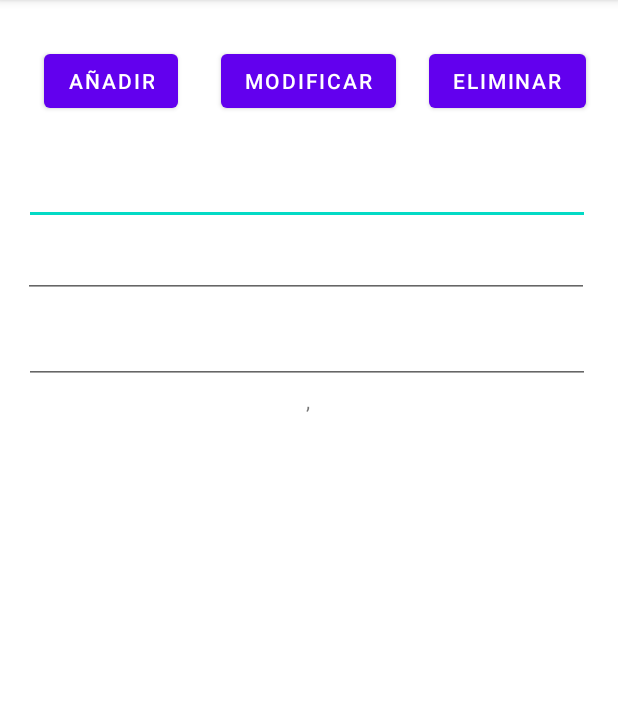
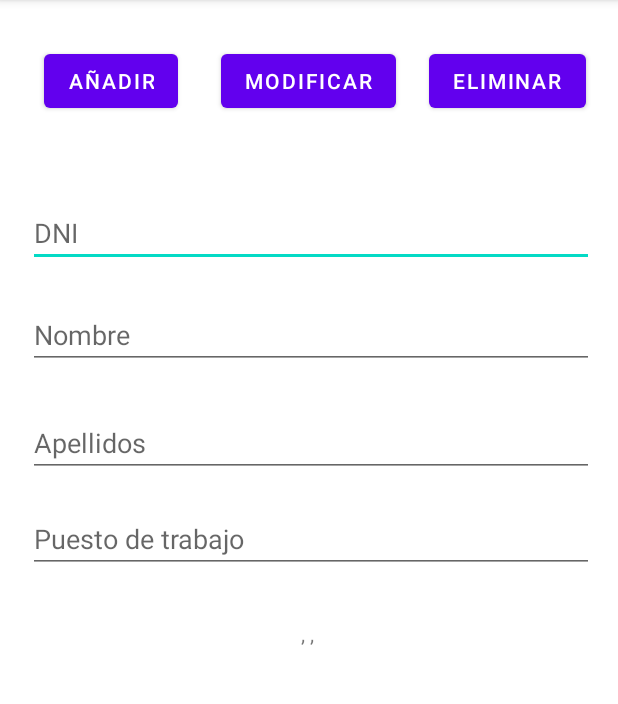
Before and after one commit to anmechavez/ProyectoGrupal, an Android app: the screen it shows after launch (MainActivity), after a tap on "AÑADIR", on a phone screen of 412 x 824 dp, the part 84-788 px from its top. Run offline under Robolectric (Android 15) with nearby library versions, the phone set to English and light mode, and no system bars.

Commit message:
Prueba funcional

```diff
--- a/app/src/main/java/com/example/pruebabbdd/EmpleadoContract.java
+++ b/app/src/main/java/com/example/pruebabbdd/EmpleadoContract.java
@@ -11,5 +11,6 @@ public final class EmpleadoContract {
         public static final String COLUMN_NOMBRE = "nombre";
         public static final String COLUMN_APELLIDO = "apellido";
         public static final String COLUMN_PUESTO = "puesto";
+        public static final String COLUMN_DNI = "dni";
     }
 }
--- a/app/src/main/java/com/example/pruebabbdd/MainActivity.java
+++ b/app/src/main/java/com/example/pruebabbdd/MainActivity.java
@@ -21,6 +21,7 @@ public class MainActivity extends AppCompatActivity {
     private Button agregarEmpleadoButton;
     private Button actualizarEmpleadoButton;
     private Button eliminarEmpleadoButton;
+    private EditText dniEditText;
 
     private SQLiteDatabase db;
     private MiDBHelper dbHelper;
@@ -30,6 +31,7 @@ public class MainActivity extends AppCompatActivity {
         super.onCreate(savedInstanceState);
         setContentView(R.layout.activity_main);
 
+        dniEditText = findViewById(R.id.dniEditText);
         nombreEditText = findViewById(R.id.nombreEditText);
         apellidoEditText = findViewById(R.id.apellidoEditText);
         puestoEditText = findViewById(R.id.puestoEditText);
@@ -66,11 +68,13 @@ public class MainActivity extends AppCompatActivity {
     }
 
     private void agregarEmpleado() {
+        String dni = dniEditText.getText().toString();
         String nombre = nombreEditText.getText().toString();
         String apellido = apellidoEditText.getText().toString();
         String puesto = puestoEditText.getText().toString();
 
         ContentValues values = new ContentValues();
+        values.put(EmpleadoContract.EmpleadoEntry.COLUMN_DNI, dni);
         values.put(EmpleadoContract.EmpleadoEntry.COLUMN_NOMBRE, nombre);
         values.put(EmpleadoContract.EmpleadoEntry.COLUMN_APELLIDO, apellido);
         values.put(EmpleadoContract.EmpleadoEntry.COLUMN_PUESTO, puesto);
@@ -83,20 +87,24 @@ public class MainActivity extends AppCompatActivity {
             Toast.makeText(this, "Empleado agregado con ID " + newRowId, Toast.LENGTH_SHORT).show();
             mostrarEmpleados();
         }
+
+        resetData();
     }
 
     private void actualizarEmpleado() {
+        String dni = dniEditText.getText().toString();
         String nombre = nombreEditText.getText().toString();
         String apellido = apellidoEditText.getText().toString();
         String puesto = puestoEditText.getText().toString();
 
         ContentValues values = new ContentValues();
+        values.put(EmpleadoContract.EmpleadoEntry.COLUMN_DNI, dni);
         values.put(EmpleadoContract.EmpleadoEntry.COLUMN_NOMBRE, nombre);
         values.put(EmpleadoContract.EmpleadoEntry.COLUMN_APELLIDO, apellido);
         values.put(EmpleadoContract.EmpleadoEntry.COLUMN_PUESTO, puesto);
 
-        String selection = EmpleadoContract.EmpleadoEntry.COLUMN_NOMBRE + " LIKE ?";
-        String[] selectionArgs = { nombre };
+        String selection = EmpleadoContract.EmpleadoEntry.COLUMN_DNI + " LIKE ?";
+        String[] selectionArgs = { dni };
 
         int count = db.update(
                 EmpleadoContract.EmpleadoEntry.TABLE_NAME,
@@ -110,6 +118,8 @@ public class MainActivity extends AppCompatActivity {
             Toast.makeText(this, "Empleado actualizado", Toast.LENGTH_SHORT).show();
             mostrarEmpleados();
         }
+
+        resetData();
     }
 
     private void eliminarEmpleado() {
@@ -126,6 +136,8 @@ public class MainActivity extends AppCompatActivity {
             Toast.makeText(this, "Empleado eliminado", Toast.LENGTH_SHORT).show();
             mostrarEmpleados();
         }
+
+        resetData();
     }
 
     private void mostrarEmpleados() {
@@ -144,10 +156,18 @@ public class MainActivity extends AppCompatActivity {
             String nombre = cursor.getString(cursor.getColumnIndex(EmpleadoContract.EmpleadoEntry.COLUMN_NOMBRE));
             String apellido = cursor.getString(cursor.getColumnIndex(EmpleadoContract.EmpleadoEntry.COLUMN_APELLIDO));
             String puesto = cursor.getString(cursor.getColumnIndex(EmpleadoContract.EmpleadoEntry.COLUMN_PUESTO));
-            builder.append(nombre).append(" ").append(apellido).append(", ").append(puesto).append("\n");
+            String dni = cursor.getString(cursor.getColumnIndex(EmpleadoContract.EmpleadoEntry.COLUMN_DNI));
+            builder.append(nombre).append(" ").append(apellido).append(", ").append(puesto).append(", ").append(dni).append("\n");
         }
 
         empleadosTextView.setText(builder.toString());
+    }
+
+    private void resetData() {
+        dniEditText.setText("");
+        nombreEditText.setText("");
+        apellidoEditText.setText("");
+        puestoEditText.setText("");
     }
 
     @Override
--- a/app/src/main/java/com/example/pruebabbdd/MiDBHelper.java
+++ b/app/src/main/java/com/example/pruebabbdd/MiDBHelper.java
@@ -6,7 +6,7 @@ import android.database.sqlite.SQLiteOpenHelper;
 
 public class MiDBHelper extends SQLiteOpenHelper {
 
-    private static final int DATABASE_VERSION = 1;
+    private static final int DATABASE_VERSION = 2;
     private static final String DATABASE_NAME = "empleados.db";
 
     public MiDBHelper(Context context) {
@@ -19,7 +19,8 @@ public class MiDBHelper extends SQLiteOpenHelper {
                 + EmpleadoContract.EmpleadoEntry._ID + " INTEGER PRIMARY KEY AUTOINCREMENT, "
                 + EmpleadoContract.EmpleadoEntry.COLUMN_NOMBRE + " TEXT NOT NULL, "
                 + EmpleadoContract.EmpleadoEntry.COLUMN_APELLIDO + " TEXT NOT NULL, "
-                + EmpleadoContract.EmpleadoEntry.COLUMN_PUESTO + " TEXT NOT NULL);";
+                + EmpleadoContract.EmpleadoEntry.COLUMN_PUESTO + " TEXT NOT NULL, "
+                + EmpleadoContract.EmpleadoEntry.COLUMN_DNI + " TEXT NOT NULL);";
         db.execSQL(SQL_CREATE_EMPLEADOS_TABLE);
     }
 
--- a/app/src/main/res/layout/activity_main.xml
+++ b/app/src/main/res/layout/activity_main.xml
@@ -14,17 +14,18 @@
         app:layout_constraintEnd_toEndOf="parent"
         app:layout_constraintHorizontal_bias="0.498"
         app:layout_constraintStart_toStartOf="parent"
-        app:layout_constraintTop_toTopOf="parent"
-        app:layout_constraintVertical_bias="0.351" />
+        app:layout_constraintTop_toBottomOf="@+id/puestoEditText"
+        app:layout_constraintVertical_bias="0.087" />
 
     <EditText
-        android:id="@+id/apellidoEditText"
+        android:id="@+id/dniEditText"
         android:layout_width="377dp"
         android:layout_height="42dp"
-        android:layout_marginBottom="588dp"
+        android:layout_marginBottom="532dp"
+        android:hint="DNI"
         app:layout_constraintBottom_toBottomOf="parent"
         app:layout_constraintEnd_toEndOf="parent"
-        app:layout_constraintHorizontal_bias="0.47"
+        app:layout_constraintHorizontal_bias="0.529"
         app:layout_constraintStart_toStartOf="parent"
         app:layout_constraintTop_toBottomOf="@+id/actualizarEmpleadoButton" />
 
@@ -32,25 +33,38 @@
         android:id="@+id/nombreEditText"
         android:layout_width="377dp"
         android:layout_height="42dp"
-        android:layout_marginBottom="440dp"
+        android:layout_marginBottom="496dp"
+        android:hint="Nombre"
         app:layout_constraintBottom_toBottomOf="parent"
         app:layout_constraintEnd_toEndOf="parent"
-        app:layout_constraintHorizontal_bias="0.47"
+        app:layout_constraintHorizontal_bias="0.529"
         app:layout_constraintStart_toStartOf="parent"
-        app:layout_constraintTop_toBottomOf="@+id/puestoEditText"
-        app:layout_constraintVertical_bias="0.175" />
+        app:layout_constraintTop_toBottomOf="@+id/dniEditText" />
 
     <EditText
         android:id="@+id/puestoEditText"
         android:layout_width="377dp"
         android:layout_height="42dp"
-        android:layout_marginBottom="500dp"
+        android:layout_marginBottom="356dp"
+        android:hint="Puesto de trabajo"
         app:layout_constraintBottom_toBottomOf="parent"
         app:layout_constraintEnd_toEndOf="parent"
-        app:layout_constraintHorizontal_bias="0.441"
+        app:layout_constraintHorizontal_bias="0.529"
         app:layout_constraintStart_toStartOf="parent"
         app:layout_constraintTop_toBottomOf="@+id/apellidoEditText"
-        app:layout_constraintVertical_bias="0.086" />
+        app:layout_constraintVertical_bias="0.425" />
+
+    <EditText
+        android:id="@+id/apellidoEditText"
+        android:layout_width="377dp"
+        android:layout_height="42dp"
+        android:layout_marginBottom="420dp"
+        android:hint="Apellidos"
+        app:layout_constraintBottom_toBottomOf="parent"
+        app:layout_constraintEnd_toEndOf="parent"
+        app:layout_constraintHorizontal_bias="0.529"
+        app:layout_constraintStart_toStartOf="parent"
+        app:layout_constraintTop_toBottomOf="@+id/nombreEditText" />
 
     <Button
         android:id="@+id/actualizarEmpleadoButton"
```
